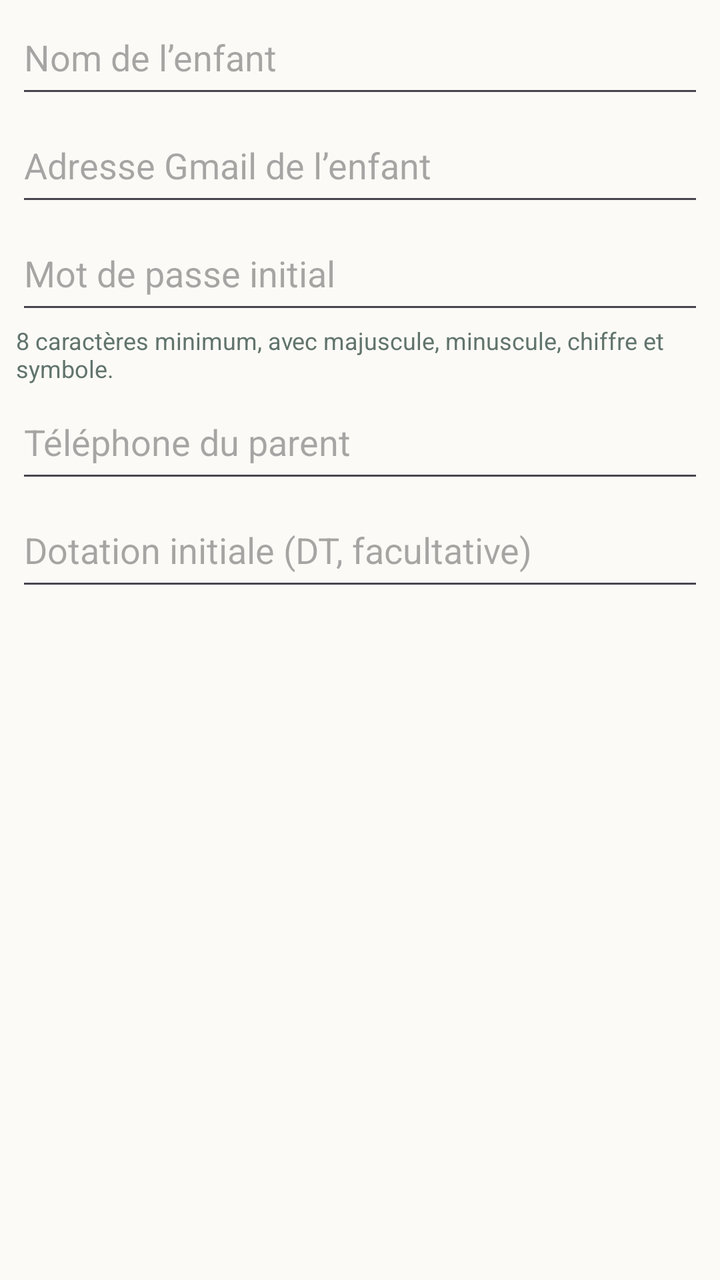
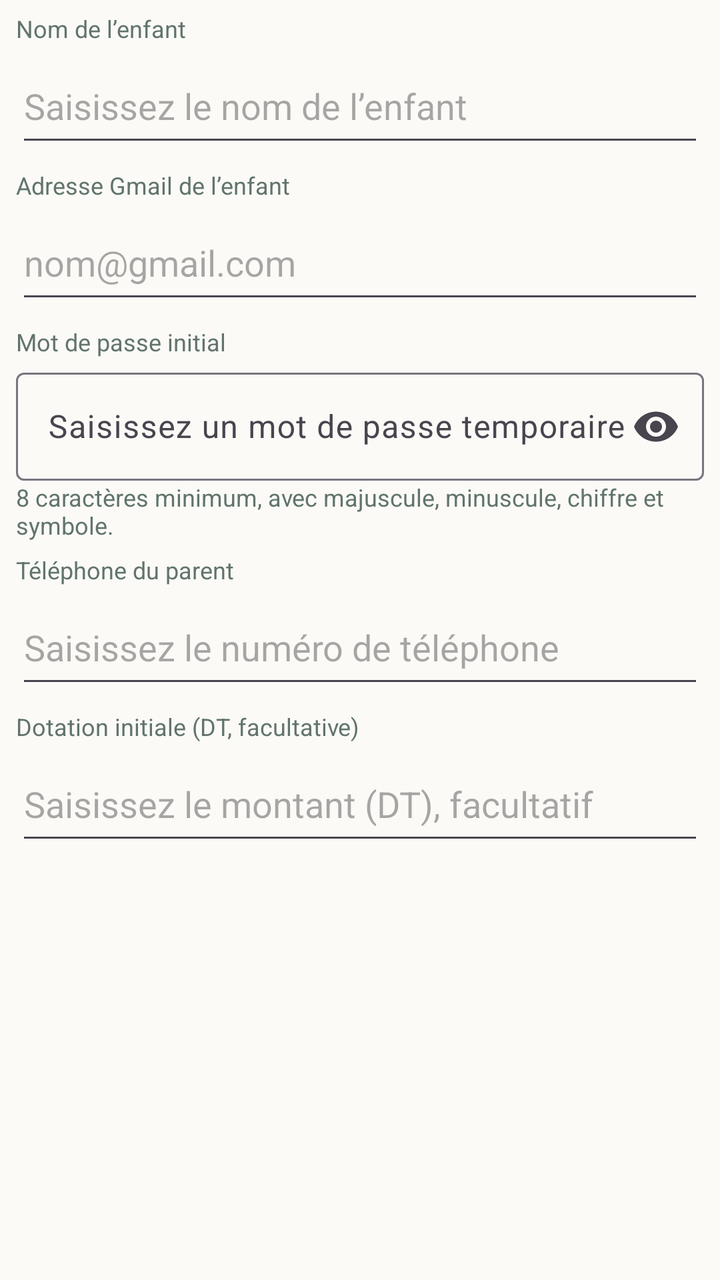

Screens rendered from an Android XML layout before and after an edit, with the pre-edit source and the edit as a unified diff.
<!-- AndroidManifest.xml: application theme Theme.Masrouf1 -->
<!-- res/layout/dialog_add_child.xml -->
<?xml version="1.0" encoding="utf-8"?>
<LinearLayout xmlns:android="http://schemas.android.com/apk/res/android" android:layout_width="match_parent" android:layout_height="wrap_content" android:orientation="vertical" android:paddingStart="8dp" android:paddingEnd="8dp">
    <EditText android:id="@+id/dialog_child_name" android:layout_width="match_parent" android:layout_height="54dp" android:hint="@string/child_name_hint" android:inputType="textCapWords" android:singleLine="true" />
    <EditText android:id="@+id/dialog_child_email" android:layout_width="match_parent" android:layout_height="54dp" android:hint="@string/child_email" android:inputType="textEmailAddress" android:singleLine="true" />
    <EditText android:id="@+id/dialog_child_password" android:layout_width="match_parent" android:layout_height="54dp" android:hint="@string/child_temporary_password" android:inputType="textPassword" android:singleLine="true" />
    <TextView android:layout_width="match_parent" android:layout_height="wrap_content" android:text="@string/password_rules" android:textColor="@color/muted_green" android:textSize="12sp" />
    <EditText android:id="@+id/dialog_child_phone" android:layout_width="match_parent" android:layout_height="54dp" android:hint="@string/parent_phone" android:inputType="phone" android:singleLine="true" />
    <EditText android:id="@+id/dialog_child_allocation" android:layout_width="match_parent" android:layout_height="54dp" android:hint="@string/initial_allocation" android:inputType="numberDecimal" android:singleLine="true" />
    <TextView android:id="@+id/dialog_child_error" android:layout_width="match_parent" android:layout_height="wrap_content" android:textColor="@color/coral" />
</LinearLayout>
<!-- resources referenced by this layout -->
<resources>
  <color name="coral">#DC7770</color>
  <color name="muted_green">#61746D</color>
  <string name="child_email">Adresse Gmail de l’enfant</string>
  <string name="child_name_hint">Nom de l’enfant</string>
  <string name="child_temporary_password">Mot de passe initial</string>
  <string name="initial_allocation">Dotation initiale (DT, facultative)</string>
  <string name="parent_phone">Téléphone du parent</string>
  <string name="password_rules">8 caractères minimum, avec majuscule, minuscule, chiffre et symbole.</string>
  <style name="Theme.Masrouf1" parent="Base.Theme.Masrouf1" />
  <style name="Base.Theme.Masrouf1" parent="Theme.Material3.DayNight.NoActionBar">
          <item name="colorPrimary">@color/forest</item>
          <item name="colorOnPrimary">@color/alabaster</item>
          <item name="colorSecondary">@color/emerald</item>
          <item name="colorOnSecondary">@color/alabaster</item>
          <item name="android:colorAccent">@color/emerald</item>
          <item name="android:windowLightStatusBar">true</item>
          <item name="android:statusBarColor">@color/cream</item>
          <item name="android:navigationBarColor">@color/cream</item>
          <item name="android:windowBackground">@color/cream</item>
      </style>
  <color name="forest">#112B28</color>
  <color name="alabaster">#FFFFFF</color>
  <color name="emerald">#2E7D43</color>
  <color name="cream">#FBFAF6</color>
</resources>

<!-- the commit's change to res/layout/dialog_add_child.xml (unified diff, before → after) -->
@@ -1,10 +1,19 @@
 <?xml version="1.0" encoding="utf-8"?>
-<LinearLayout xmlns:android="http://schemas.android.com/apk/res/android" android:layout_width="match_parent" android:layout_height="wrap_content" android:orientation="vertical" android:paddingStart="8dp" android:paddingEnd="8dp">
-    <EditText android:id="@+id/dialog_child_name" android:layout_width="match_parent" android:layout_height="54dp" android:hint="@string/child_name_hint" android:inputType="textCapWords" android:singleLine="true" />
-    <EditText android:id="@+id/dialog_child_email" android:layout_width="match_parent" android:layout_height="54dp" android:hint="@string/child_email" android:inputType="textEmailAddress" android:singleLine="true" />
-    <EditText android:id="@+id/dialog_child_password" android:layout_width="match_parent" android:layout_height="54dp" android:hint="@string/child_temporary_password" android:inputType="textPassword" android:singleLine="true" />
+<ScrollView xmlns:android="http://schemas.android.com/apk/res/android" android:layout_width="match_parent" android:layout_height="wrap_content" android:fillViewport="true">
+<LinearLayout android:layout_width="match_parent" android:layout_height="wrap_content" android:orientation="vertical" android:paddingStart="8dp" android:paddingEnd="8dp">
+    <TextView style="@style/FormFieldLabel" android:labelFor="@id/dialog_child_name" android:text="@string/child_name_hint" />
+    <EditText android:id="@+id/dialog_child_name" android:layout_width="match_parent" android:layout_height="54dp" android:hint="@string/hint_child_name" android:inputType="textCapWords" android:singleLine="true" />
+    <TextView style="@style/FormFieldLabel" android:labelFor="@id/dialog_child_email" android:text="@string/child_email" />
+    <EditText android:id="@+id/dialog_child_email" android:layout_width="match_parent" android:layout_height="54dp" android:hint="@string/hint_child_email" android:inputType="textEmailAddress" android:singleLine="true" />
+    <TextView style="@style/FormFieldLabel" android:labelFor="@id/dialog_child_password" android:text="@string/child_temporary_password" />
+    <com.google.android.material.textfield.TextInputLayout android:layout_width="match_parent" android:layout_height="wrap_content" app:endIconMode="password_toggle" xmlns:app="http://schemas.android.com/apk/res-auto">
+        <EditText android:id="@+id/dialog_child_password" android:layout_width="match_parent" android:layout_height="54dp" android:hint="@string/hint_temporary_password" android:inputType="textPassword" android:singleLine="true" />
+    </com.google.android.material.textfield.TextInputLayout>
     <TextView android:layout_width="match_parent" android:layout_height="wrap_content" android:text="@string/password_rules" android:textColor="@color/muted_green" android:textSize="12sp" />
-    <EditText android:id="@+id/dialog_child_phone" android:layout_width="match_parent" android:layout_height="54dp" android:hint="@string/parent_phone" android:inputType="phone" android:singleLine="true" />
-    <EditText android:id="@+id/dialog_child_allocation" android:layout_width="match_parent" android:layout_height="54dp" android:hint="@string/initial_allocation" android:inputType="numberDecimal" android:singleLine="true" />
+    <TextView style="@style/FormFieldLabel" android:labelFor="@id/dialog_child_phone" android:text="@string/parent_phone" />
+    <EditText android:id="@+id/dialog_child_phone" android:layout_width="match_parent" android:layout_height="54dp" android:hint="@string/hint_phone" android:inputType="phone" android:singleLine="true" />
+    <TextView style="@style/FormFieldLabel" android:labelFor="@id/dialog_child_allocation" android:text="@string/initial_allocation" />
+    <EditText android:id="@+id/dialog_child_allocation" android:layout_width="match_parent" android:layout_height="54dp" android:hint="@string/hint_initial_allocation" android:inputType="numberDecimal" android:singleLine="true" />
     <TextView android:id="@+id/dialog_child_error" android:layout_width="match_parent" android:layout_height="wrap_content" android:textColor="@color/coral" />
 </LinearLayout>
+</ScrollView>
<!-- resource entries referenced after the edit -->
@@ -5,9 +5,22 @@
   <string name="child_email">Adresse Gmail de l’enfant</string>
   <string name="child_name_hint">Nom de l’enfant</string>
   <string name="child_temporary_password">Mot de passe initial</string>
+  <string name="hint_child_email">nom@gmail.com</string>
+  <string name="hint_child_name">Saisissez le nom de l’enfant</string>
+  <string name="hint_initial_allocation">Saisissez le montant (DT), facultatif</string>
+  <string name="hint_phone">Saisissez le numéro de téléphone</string>
+  <string name="hint_temporary_password">Saisissez un mot de passe temporaire</string>
   <string name="initial_allocation">Dotation initiale (DT, facultative)</string>
   <string name="parent_phone">Téléphone du parent</string>
   <string name="password_rules">8 caractères minimum, avec majuscule, minuscule, chiffre et symbole.</string>
+  <style name="FormFieldLabel">
+          <item name="android:layout_width">match_parent</item>
+          <item name="android:layout_height">wrap_content</item>
+          <item name="android:layout_marginTop">6dp</item>
+          <item name="android:layout_marginBottom">2dp</item>
+          <item name="android:textColor">@color/muted_green</item>
+          <item name="android:textSize">12sp</item>
+      </style>
   <style name="Theme.Masrouf1" parent="Base.Theme.Masrouf1" />
   <style name="Base.Theme.Masrouf1" parent="Theme.Material3.DayNight.NoActionBar">
           <item name="colorPrimary">@color/forest</item>
